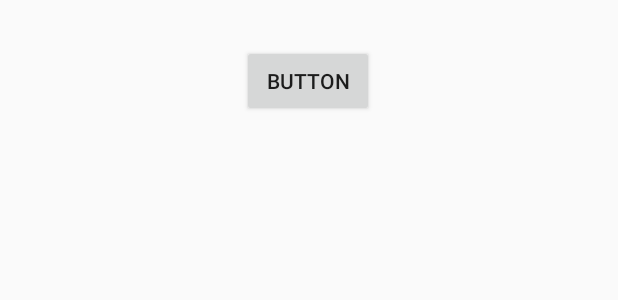
After one commit to raymondSeger/Android-Test-Java-Again, an Android app: the layout settings_activity.xml on its own in the app's theme, with its tools: preview values and no code run, on a phone screen of 412 x 824 dp. The commit adds this screen. Shown: the top 300 px of the screen. Run offline under Robolectric (Android 15) with nearby library versions, the phone set to English and light mode, and no system bars.

Commit message:
Settings Activity
Settings Activity

```diff
--- a/app/build.gradle
+++ b/app/build.gradle
@@ -33,6 +33,7 @@ dependencies {
     implementation 'androidx.navigation:navigation-ui:2.3.0'
     implementation 'androidx.lifecycle:lifecycle-extensions:2.2.0'
     implementation 'androidx.legacy:legacy-support-v4:1.0.0'
+    implementation 'androidx.preference:preference:1.1.0'
     testImplementation 'junit:junit:4.12'
     androidTestImplementation 'androidx.test.ext:junit:1.1.1'
     androidTestImplementation 'androidx.test.espresso:espresso-core:3.2.0'
--- /dev/null
+++ b/app/src/main/res/layout/settings_activity.xml
@@ -0,0 +1,32 @@
+<?xml version="1.0" encoding="utf-8"?>
+<androidx.constraintlayout.widget.ConstraintLayout
+    xmlns:android="http://schemas.android.com/apk/res/android"
+    xmlns:app="http://schemas.android.com/apk/res-auto"
+    xmlns:tools="http://schemas.android.com/tools"
+    android:layout_width="match_parent"
+    android:layout_height="match_parent">
+
+    <FrameLayout
+        android:id="@+id/fragmentBox"
+        android:layout_width="409dp"
+        android:layout_height="729dp"
+        android:layout_marginTop="200dp"
+        app:layout_constraintBottom_toBottomOf="parent"
+        app:layout_constraintEnd_toEndOf="parent"
+        app:layout_constraintStart_toStartOf="parent"
+        app:layout_constraintTop_toTopOf="parent">
+
+    </FrameLayout>
+
+    <Button
+        android:id="@+id/the_button"
+        android:layout_width="wrap_content"
+        android:layout_height="wrap_content"
+        android:text="Button"
+        app:layout_constraintBottom_toTopOf="@+id/fragmentBox"
+        app:layout_constraintEnd_toEndOf="parent"
+        app:layout_constraintHorizontal_bias="0.498"
+        app:layout_constraintStart_toStartOf="parent"
+        app:layout_constraintTop_toTopOf="parent"
+        app:layout_constraintVertical_bias="0.301" />
+</androidx.constraintlayout.widget.ConstraintLayout>
```
Also changed, not shown: app/src/main/AndroidManifest.xml (+4 -4 lines), app/src/main/java/com/example/myapplication/SettingActivity.java (added, +50 -0 lines), app/src/main/java/com/example/myapplication/fragments/SettingsFragment.java (added, +31 -0 lines), app/src/main/res/values/arrays.xml (added, +12 -0 lines), app/src/main/res/values/strings.xml (+16 -0 lines), app/src/main/res/xml/root_preferences.xml (added, +51 -0 lines).
